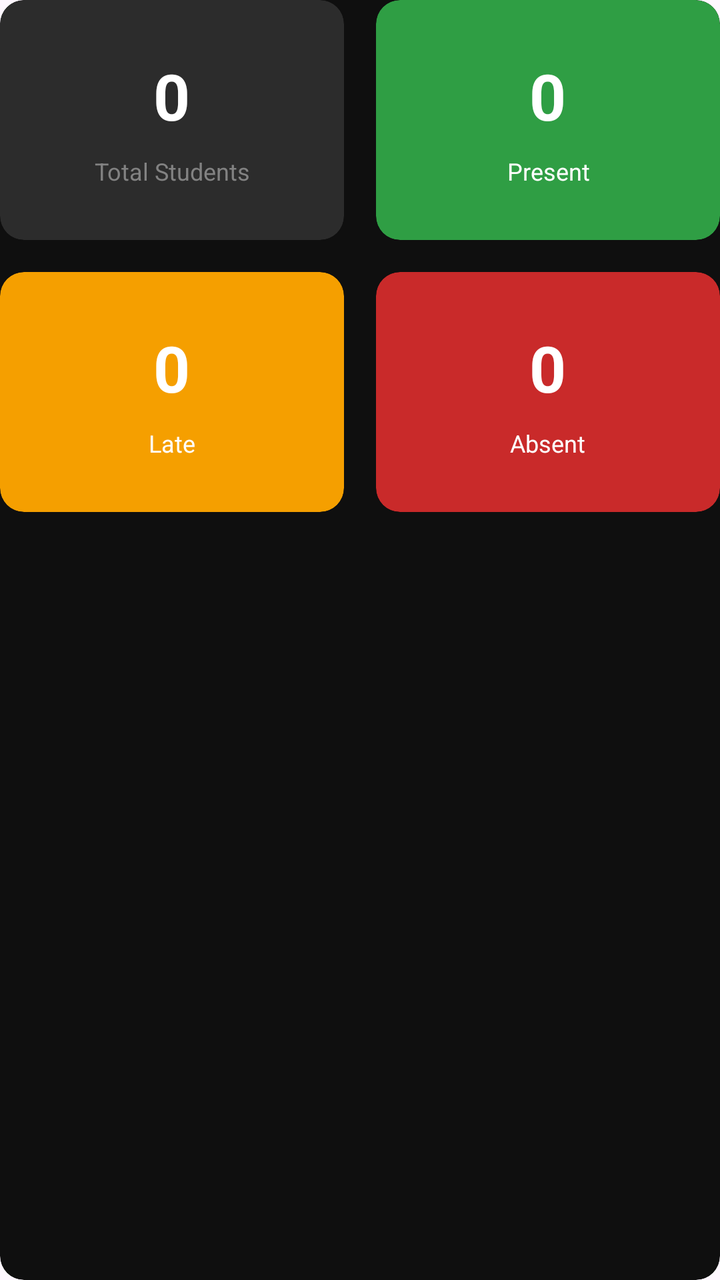
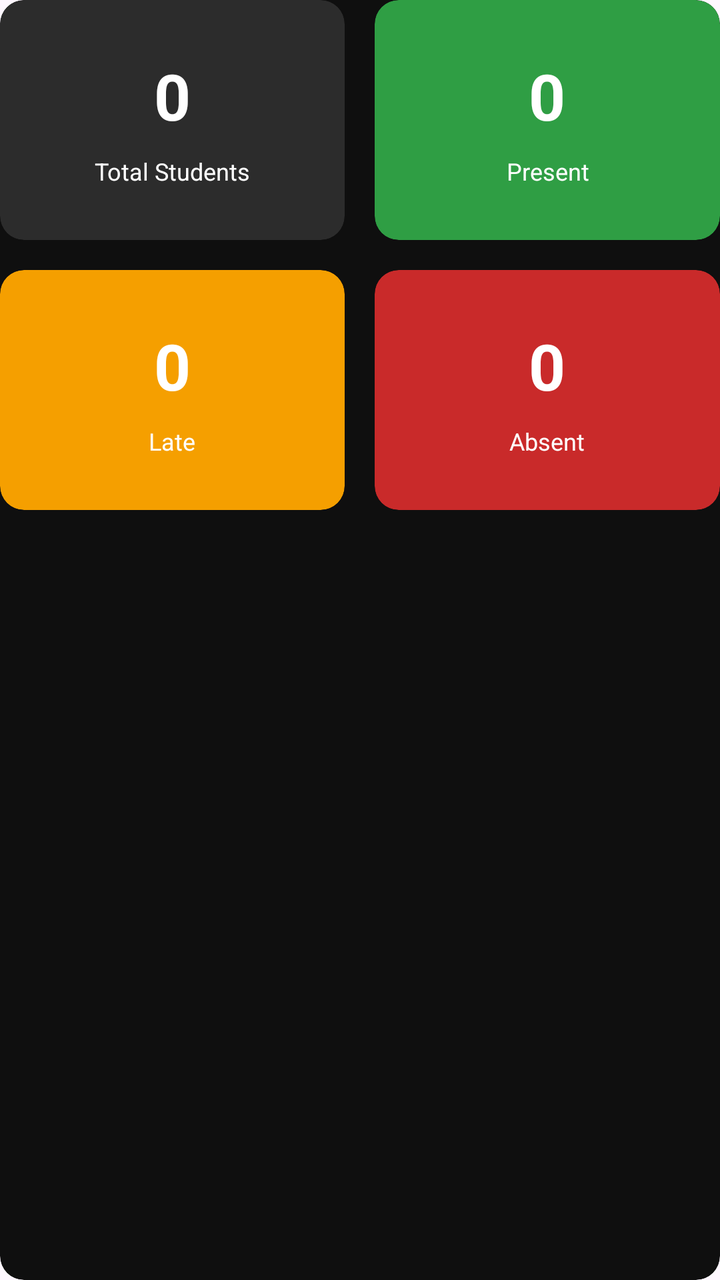

Before-and-after screenshots of an Android layout around one commit, followed by the original layout XML and the change that was made.
<!-- AndroidManifest.xml: application theme Theme.AuthTest -->
<!-- res/layout/attendance_stats_card.xml -->
<?xml version="1.0" encoding="utf-8"?>
<androidx.cardview.widget.CardView xmlns:android="http://schemas.android.com/apk/res/android"
    xmlns:app="http://schemas.android.com/apk/res-auto"
    android:id="@+id/attendanceStatsCard"
    android:layout_width="match_parent"
    android:layout_height="wrap_content"
    app:cardBackgroundColor="#0F0F0F"
    app:cardCornerRadius="12dp"
    app:cardElevation="0dp">

    <LinearLayout
        android:layout_width="match_parent"
        android:layout_height="wrap_content"
        android:orientation="vertical" >

        <LinearLayout
            android:layout_width="match_parent"
            android:layout_height="wrap_content"
            android:orientation="horizontal"
            android:weightSum="2">

            <androidx.cardview.widget.CardView
                android:layout_width="0dp"
                android:layout_height="120dp"
                android:layout_weight="1"
                android:layout_marginEnd="8dp"
                android:layout_marginBottom="16dp"
                app:cardBackgroundColor="#2C2C2C"
                app:cardCornerRadius="12dp"
                app:cardElevation="0dp">

                <LinearLayout
                    android:layout_width="match_parent"
                    android:layout_height="match_parent"
                    android:orientation="vertical"
                    android:gravity="center"
                    android:padding="16dp">

                    <TextView
                        android:id="@+id/totalStudentsCount"
                        android:layout_width="wrap_content"
                        android:layout_height="wrap_content"
                        android:text="0"
                        android:textColor="#FFFFFF"
                        android:textSize="32sp"
                        android:textStyle="bold"
                        android:layout_marginBottom="8dp" />

                    <TextView
                        android:layout_width="wrap_content"
                        android:layout_height="wrap_content"
                        android:text="Total Students"
                        android:textColor="#828282"
                        android:textSize="12sp"
                        android:textAlignment="center" />

                </LinearLayout>

            </androidx.cardview.widget.CardView>

            <androidx.cardview.widget.CardView
                android:layout_width="0dp"
                android:layout_height="120dp"
                android:layout_weight="1"
                android:layout_marginStart="8dp"
                android:layout_marginBottom="16dp"
                app:cardBackgroundColor="#2F9E44"
                app:cardCornerRadius="12dp"
                app:cardElevation="0dp">

                <LinearLayout
                    android:layout_width="match_parent"
                    android:layout_height="match_parent"
                    android:orientation="vertical"
                    android:gravity="center"
                    android:padding="16dp">

                    <TextView
                        android:id="@+id/presentCount"
                        android:layout_width="wrap_content"
                        android:layout_height="wrap_content"
                        android:text="0"
                        android:textColor="#FFFFFF"
                        android:textSize="32sp"
                        android:textStyle="bold"
                        android:layout_marginBottom="8dp" />

                    <TextView
                        android:layout_width="wrap_content"
                        android:layout_height="wrap_content"
                        android:text="Present"
                        android:textColor="#FFFFFF"
                        android:textSize="12sp"
                        android:textAlignment="center" />

                </LinearLayout>

            </androidx.cardview.widget.CardView>

        </LinearLayout>

        <LinearLayout
            android:layout_width="match_parent"
            android:layout_height="wrap_content"
            android:orientation="horizontal"
            android:weightSum="2">

            <androidx.cardview.widget.CardView
                android:layout_width="0dp"
                android:layout_height="120dp"
                android:layout_weight="1"
                android:layout_marginEnd="8dp"
                app:cardBackgroundColor="#F59F00"
                app:cardCornerRadius="12dp"
                app:cardElevation="0dp">

                <LinearLayout
                    android:layout_width="match_parent"
                    android:layout_height="match_parent"
                    android:orientation="vertical"
                    android:gravity="center"
                    android:padding="16dp">

                    <TextView
                        android:id="@+id/lateCount"
                        android:layout_width="wrap_content"
                        android:layout_height="wrap_content"
                        android:text="0"
                        android:textColor="#FFFFFF"
                        android:textSize="32sp"
                        android:textStyle="bold"
                        android:layout_marginBottom="8dp" />

                    <TextView
                        android:layout_width="wrap_content"
                        android:layout_height="wrap_content"
                        android:text="Late"
                        android:textColor="#FFFFFF"
                        android:textSize="12sp"
                        android:textAlignment="center" />

                </LinearLayout>

            </androidx.cardview.widget.CardView>

            <androidx.cardview.widget.CardView
                android:layout_width="0dp"
                android:layout_height="120dp"
                android:layout_weight="1"
                android:layout_marginStart="8dp"
                app:cardBackgroundColor="#C92A2A"
                app:cardCornerRadius="12dp"
                app:cardElevation="0dp">

                <LinearLayout
                    android:layout_width="match_parent"
                    android:layout_height="match_parent"
                    android:orientation="vertical"
                    android:gravity="center"
                    android:padding="16dp">

                    <TextView
                        android:id="@+id/absentCount"
                        android:layout_width="wrap_content"
                        android:layout_height="wrap_content"
                        android:text="0"
                        android:textColor="#FFFFFF"
                        android:textSize="32sp"
                        android:textStyle="bold"
                        android:layout_marginBottom="8dp" />

                    <TextView
                        android:layout_width="wrap_content"
                        android:layout_height="wrap_content"
                        android:text="Absent"
                        android:textColor="#FFFFFF"
                        android:textSize="12sp"
                        android:textAlignment="center" />

                </LinearLayout>

            </androidx.cardview.widget.CardView>

        </LinearLayout>

    </LinearLayout>

</androidx.cardview.widget.CardView>
<!-- resources referenced by this layout -->
<resources>
  <style name="Theme.AuthTest" parent="Base.Theme.AuthTest" />
  <style name="Base.Theme.AuthTest" parent="Theme.Material3.DayNight.NoActionBar">
          
          
      </style>
</resources>

<!-- the commit's change to res/layout/attendance_stats_card.xml (unified diff, before → after) -->
@@ -4,6 +4,7 @@
     android:id="@+id/attendanceStatsCard"
     android:layout_width="match_parent"
     android:layout_height="wrap_content"
+    android:layout_marginBottom="15dp"
     app:cardBackgroundColor="#0F0F0F"
     app:cardCornerRadius="12dp"
     app:cardElevation="0dp">
@@ -23,8 +24,7 @@
                 android:layout_width="0dp"
                 android:layout_height="120dp"
                 android:layout_weight="1"
-                android:layout_marginEnd="8dp"
-                android:layout_marginBottom="16dp"
+                android:layout_marginBottom="15dp"
                 app:cardBackgroundColor="#2C2C2C"
                 app:cardCornerRadius="12dp"
                 app:cardElevation="0dp">
@@ -34,7 +34,7 @@
                     android:layout_height="match_parent"
                     android:orientation="vertical"
                     android:gravity="center"
-                    android:padding="16dp">
+                    android:padding="20dp">
 
                     <TextView
                         android:id="@+id/totalStudentsCount"
@@ -50,7 +50,7 @@
                         android:layout_width="wrap_content"
                         android:layout_height="wrap_content"
                         android:text="Total Students"
-                        android:textColor="#828282"
+                        android:textColor="#FFFFFF"
                         android:textSize="12sp"
                         android:textAlignment="center" />
 
@@ -62,8 +62,8 @@
                 android:layout_width="0dp"
                 android:layout_height="120dp"
                 android:layout_weight="1"
-                android:layout_marginStart="8dp"
-                android:layout_marginBottom="16dp"
+                android:layout_marginStart="15dp"
+                android:layout_marginBottom="15dp"
                 app:cardBackgroundColor="#2F9E44"
                 app:cardCornerRadius="12dp"
                 app:cardElevation="0dp">
@@ -73,7 +73,7 @@
                     android:layout_height="match_parent"
                     android:orientation="vertical"
                     android:gravity="center"
-                    android:padding="16dp">
+                    android:padding="20dp">
 
                     <TextView
                         android:id="@+id/presentCount"
@@ -109,7 +109,6 @@
                 android:layout_width="0dp"
                 android:layout_height="120dp"
                 android:layout_weight="1"
-                android:layout_marginEnd="8dp"
                 app:cardBackgroundColor="#F59F00"
                 app:cardCornerRadius="12dp"
                 app:cardElevation="0dp">
@@ -119,7 +118,7 @@
                     android:layout_height="match_parent"
                     android:orientation="vertical"
                     android:gravity="center"
-                    android:padding="16dp">
+                    android:padding="20dp">
 
                     <TextView
                         android:id="@+id/lateCount"
@@ -147,7 +146,7 @@
                 android:layout_width="0dp"
                 android:layout_height="120dp"
                 android:layout_weight="1"
-                android:layout_marginStart="8dp"
+                android:layout_marginStart="15dp"
                 app:cardBackgroundColor="#C92A2A"
                 app:cardCornerRadius="12dp"
                 app:cardElevation="0dp">
